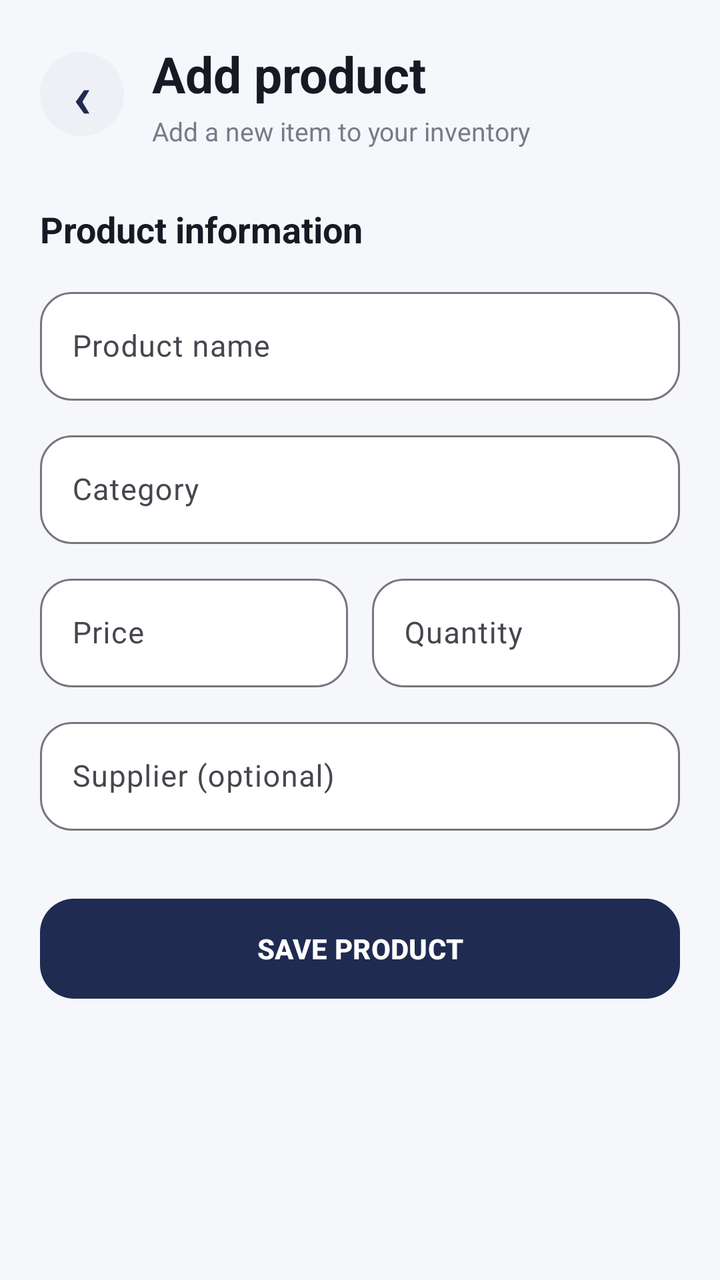
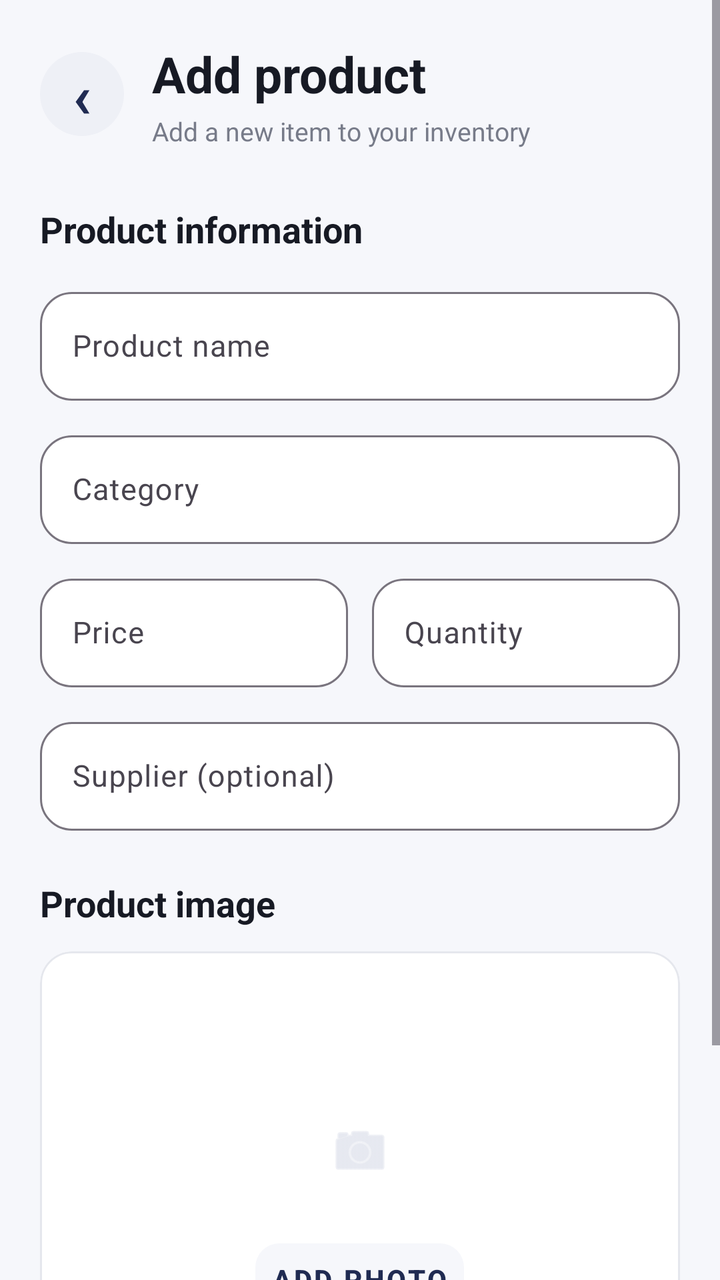

Screens rendered from an Android XML layout before and after an edit, with the pre-edit source and the edit as a unified diff.
<!-- AndroidManifest.xml: application theme Theme.BillEasy -->
<!-- res/layout/activity_add_product.xml -->
<?xml version="1.0" encoding="utf-8"?>
<ScrollView xmlns:android="http://schemas.android.com/apk/res/android"
    xmlns:app="http://schemas.android.com/apk/res-auto"
    android:layout_width="match_parent"
    android:layout_height="match_parent"
    android:background="#F6F7FB"
    android:fillViewport="true">

    <LinearLayout
        android:layout_width="match_parent"
        android:layout_height="wrap_content"
        android:orientation="vertical"
        android:padding="20dp">

        

        <LinearLayout
            android:layout_width="match_parent"
            android:layout_height="wrap_content"
            android:gravity="center_vertical">

            <TextView
                android:id="@+id/btnBack"
                android:layout_width="42dp"
                android:layout_height="42dp"
                android:background="@drawable/bg_circle"
                android:gravity="center"
                android:text="‹"
                android:textColor="#202B52"
                android:textSize="30sp"
                android:textStyle="bold" />

            <LinearLayout
                android:layout_width="0dp"
                android:layout_height="wrap_content"
                android:layout_marginStart="14dp"
                android:layout_weight="1"
                android:orientation="vertical">

                <TextView
                    android:layout_width="wrap_content"
                    android:layout_height="wrap_content"
                    android:text="Add product"
                    android:textColor="#171A24"
                    android:textSize="25sp"
                    android:textStyle="bold" />

                <TextView
                    android:layout_width="wrap_content"
                    android:layout_height="wrap_content"
                    android:layout_marginTop="3dp"
                    android:text="Add a new item to your inventory"
                    android:textColor="#777B89"
                    android:textSize="13sp" />

            </LinearLayout>

        </LinearLayout>


        

        <TextView
            android:layout_width="wrap_content"
            android:layout_height="wrap_content"
            android:layout_marginTop="28dp"
            android:text="Product information"
            android:textColor="#171A24"
            android:textSize="18sp"
            android:textStyle="bold" />


        

        <com.google.android.material.textfield.TextInputLayout
            android:layout_width="match_parent"
            android:layout_height="wrap_content"
            android:layout_marginTop="14dp"
            android:hint="Product name"
            app:boxBackgroundColor="#FFFFFF"
            app:boxBackgroundMode="outline"
            app:boxCornerRadiusBottomEnd="16dp"
            app:boxCornerRadiusBottomStart="16dp"
            app:boxCornerRadiusTopEnd="16dp"
            app:boxCornerRadiusTopStart="16dp">

            <com.google.android.material.textfield.TextInputEditText
                android:id="@+id/etProductName"
                android:layout_width="match_parent"
                android:layout_height="wrap_content"
                android:inputType="textCapSentences"
                android:textSize="15sp" />

        </com.google.android.material.textfield.TextInputLayout>


        

        <com.google.android.material.textfield.TextInputLayout
            android:layout_width="match_parent"
            android:layout_height="wrap_content"
            android:layout_marginTop="12dp"
            android:hint="Category"
            app:boxBackgroundColor="#FFFFFF"
            app:boxBackgroundMode="outline"
            app:boxCornerRadiusBottomEnd="16dp"
            app:boxCornerRadiusBottomStart="16dp"
            app:boxCornerRadiusTopEnd="16dp"
            app:boxCornerRadiusTopStart="16dp">

            <com.google.android.material.textfield.TextInputEditText
                android:id="@+id/etCategory"
                android:layout_width="match_parent"
                android:layout_height="wrap_content"
                android:inputType="textCapSentences"
                android:textSize="15sp" />

        </com.google.android.material.textfield.TextInputLayout>


        

        <LinearLayout
            android:layout_width="match_parent"
            android:layout_height="wrap_content"
            android:layout_marginTop="12dp"
            android:orientation="horizontal">

            <com.google.android.material.textfield.TextInputLayout
                android:layout_width="0dp"
                android:layout_height="wrap_content"
                android:layout_marginEnd="6dp"
                android:layout_weight="1"
                android:hint="Price"
                app:boxBackgroundColor="#FFFFFF"
                app:boxBackgroundMode="outline"
                app:boxCornerRadiusBottomEnd="16dp"
                app:boxCornerRadiusBottomStart="16dp"
                app:boxCornerRadiusTopEnd="16dp"
                app:boxCornerRadiusTopStart="16dp">

                <com.google.android.material.textfield.TextInputEditText
                    android:id="@+id/etPrice"
                    android:layout_width="match_parent"
                    android:layout_height="wrap_content"
                    android:inputType="numberDecimal"
                    android:textSize="15sp" />

            </com.google.android.material.textfield.TextInputLayout>


            <com.google.android.material.textfield.TextInputLayout
                android:layout_width="0dp"
                android:layout_height="wrap_content"
                android:layout_marginStart="6dp"
                android:layout_weight="1"
                android:hint="Quantity"
                app:boxBackgroundColor="#FFFFFF"
                app:boxBackgroundMode="outline"
                app:boxCornerRadiusBottomEnd="16dp"
                app:boxCornerRadiusBottomStart="16dp"
                app:boxCornerRadiusTopEnd="16dp"
                app:boxCornerRadiusTopStart="16dp">

                <com.google.android.material.textfield.TextInputEditText
                    android:id="@+id/etQuantity"
                    android:layout_width="match_parent"
                    android:layout_height="wrap_content"
                    android:inputType="number"
                    android:textSize="15sp" />

            </com.google.android.material.textfield.TextInputLayout>

        </LinearLayout>


        

        <com.google.android.material.textfield.TextInputLayout
            android:layout_width="match_parent"
            android:layout_height="wrap_content"
            android:layout_marginTop="12dp"
            android:hint="Supplier (optional)"
            app:boxBackgroundColor="#FFFFFF"
            app:boxBackgroundMode="outline"
            app:boxCornerRadiusBottomEnd="16dp"
            app:boxCornerRadiusBottomStart="16dp"
            app:boxCornerRadiusTopEnd="16dp"
            app:boxCornerRadiusTopStart="16dp">

            <com.google.android.material.textfield.TextInputEditText
                android:id="@+id/etSupplier"
                android:layout_width="match_parent"
                android:layout_height="wrap_content"
                android:inputType="textCapSentences"
                android:textSize="15sp" />

        </com.google.android.material.textfield.TextInputLayout>


        

        <com.google.android.material.button.MaterialButton
            android:id="@+id/btnSaveProduct"
            android:layout_width="match_parent"
            android:layout_height="58dp"
            android:layout_marginTop="30dp"
            android:text="SAVE PRODUCT"
            android:textSize="14sp"
            android:textStyle="bold"
            app:backgroundTint="#202B52"
            app:cornerRadius="17dp" />

    </LinearLayout>

</ScrollView>
<!-- resources referenced by this layout -->
<resources>
  <!-- drawable bg_circle (drawable) -->
  <?xml version="1.0" encoding="utf-8"?>
  <shape xmlns:android="http://schemas.android.com/apk/res/android"
      android:shape="oval">
  
      <solid android:color="#EEF0F6" />
  
  </shape>
  <style name="Theme.BillEasy" parent="Base.Theme.BillEasy" />
  <style name="Base.Theme.BillEasy" parent="Theme.Material3.DayNight.NoActionBar">
          
          
      </style>
</resources>

<!-- the commit's change to res/layout/activity_add_product.xml (unified diff, before → after) -->
@@ -200,6 +200,58 @@
 
         
 
+        <TextView
+            android:layout_width="wrap_content"
+            android:layout_height="wrap_content"
+            android:layout_marginTop="24dp"
+            android:text="Product image"
+            android:textColor="#171A24"
+            android:textSize="18sp"
+            android:textStyle="bold" />
+
+        <com.google.android.material.card.MaterialCardView
+            android:layout_width="match_parent"
+            android:layout_height="200dp"
+            android:layout_marginTop="12dp"
+            app:cardBackgroundColor="#FFFFFF"
+            app:cardCornerRadius="16dp"
+            app:cardElevation="0dp"
+            app:strokeColor="#E5E7ED"
+            app:strokeWidth="1dp">
+
+            <RelativeLayout
+                android:layout_width="match_parent"
+                android:layout_height="match_parent">
+
+                <ImageView
+                    android:id="@+id/ivProductImage"
+                    android:layout_width="match_parent"
+                    android:layout_height="match_parent"
+                    android:scaleType="centerInside"
+                    android:src="@android:drawable/ic_menu_camera"
+                    app:tint="#D6DAE7" />
+
+                <com.google.android.material.button.MaterialButton
+                    android:id="@+id/btnAddPhoto"
+                    style="@style/Widget.MaterialComponents.Button.TextButton"
+                    android:layout_width="wrap_content"
+                    android:layout_height="wrap_content"
+                    android:layout_alignParentBottom="true"
+                    android:layout_centerHorizontal="true"
+                    android:layout_marginBottom="12dp"
+                    android:text="ADD PHOTO"
+                    android:textColor="#202B52"
+                    android:textStyle="bold"
+                    app:backgroundTint="#F6F7FB"
+                    app:cornerRadius="12dp" />
+
+            </RelativeLayout>
+
+        </com.google.android.material.card.MaterialCardView>
+
+
+        
+
         <com.google.android.material.button.MaterialButton
             android:id="@+id/btnSaveProduct"
             android:layout_width="match_parent"
